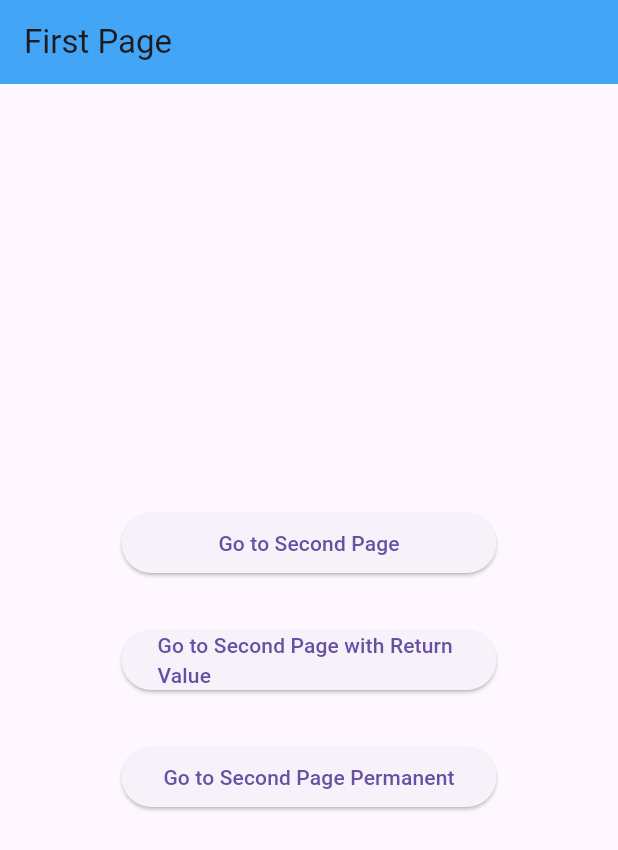
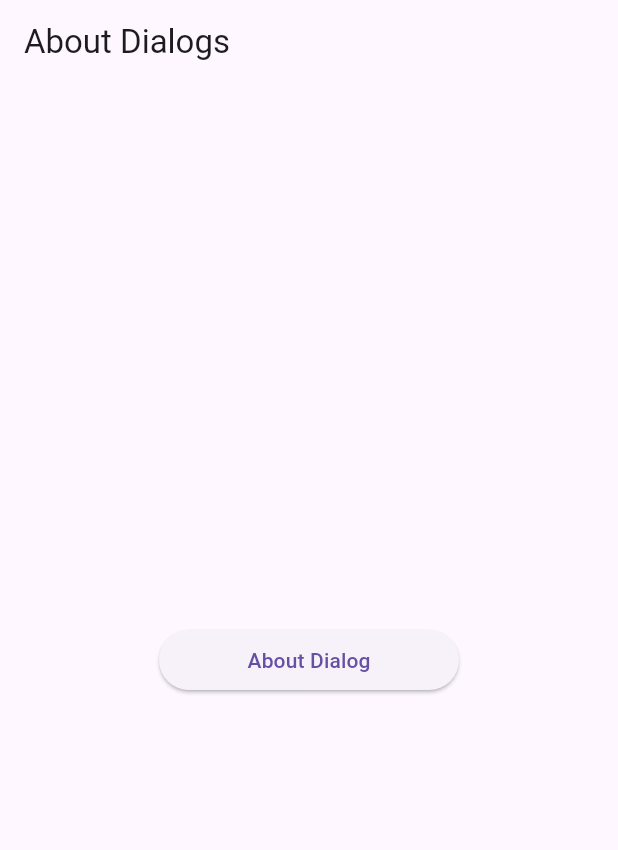
Before and after one commit to KevinMaulanaAtmaja/learn-flutter, a Flutter app: the screen it shows after launch, on a phone screen of 412 x 824 dp. Shown: the top 850 px of the screen. Run offline on Flutter 3.47's test engine with Material 3 defaults, Android fonts, the phone set to English and light mode, and no system bars; our stand-ins replace google_fonts, material_design_icons_flutter.

Commit message:
AboutDialog
AboutDialog, LicenseRegistry, LicenseEntryWithLineBreaks, showDialog, applicationName, applicationVersion

```diff
--- /dev/null
+++ b/lib/22_about_dialog.dart
@@ -0,0 +1,34 @@
+import 'package:flutter/material.dart';
+
+class AboutDialogs extends StatefulWidget {
+  const AboutDialogs({super.key});
+
+  @override
+  State<AboutDialogs> createState() => _AboutDialogsState();
+}
+
+class _AboutDialogsState extends State<AboutDialogs> {
+  @override
+  Widget build(BuildContext context) {
+    return Scaffold(
+      appBar: AppBar(title: const Text("About Dialogs")),
+      body: Center(
+        child: SizedBox(
+          width: 200,
+          child: ElevatedButton(onPressed: () {
+            showDialog(context: context, builder: (context) => AboutDialog(
+              applicationName: "About Dialog Flutter",
+              applicationVersion: "1.0.0",
+              applicationIcon: Icon(Icons.info),
+              applicationLegalese: "© 2025 Flutter",
+              children: [
+                Text("This is a simple About Dialog example."),
+                Text("You can add more info here."),
+              ],
+            ));
+          }, child: Text("About Dialog")),
+        ),
+      ),
+    );
+  }
+}
--- a/lib/main.dart
+++ b/lib/main.dart
@@ -17,10 +17,18 @@
 // import 'package:bljar_flutter/17_page_view.dart';
 // import 'package:bljar_flutter/18_dropdown.dart';
 // import 'package:bljar_flutter/19_gesture_detector.dart';
-import 'package:bljar_flutter/20_first_page.dart';
+// import 'package:bljar_flutter/20_first_page.dart';
+import 'package:bljar_flutter/22_about_dialog.dart';
+import 'package:flutter/foundation.dart';
 import 'package:flutter/material.dart';
 
 void main() {
+  LicenseRegistry.addLicense(() async* {
+    yield const LicenseEntryWithLineBreaks(<String>['my_package'], '''
+    License.text
+    ''');
+  });
+
   runApp(const MyApp());
 }
 
@@ -49,7 +57,8 @@ class MyApp extends StatelessWidget {
       // home: PageViews(),
       // home: Dropdowns(),
       // home: GestureDetectors(),
-      home: FirstPage(),
+      // home: FirstPage(),
+      home: AboutDialogs(),
     );
   }
 }
```
